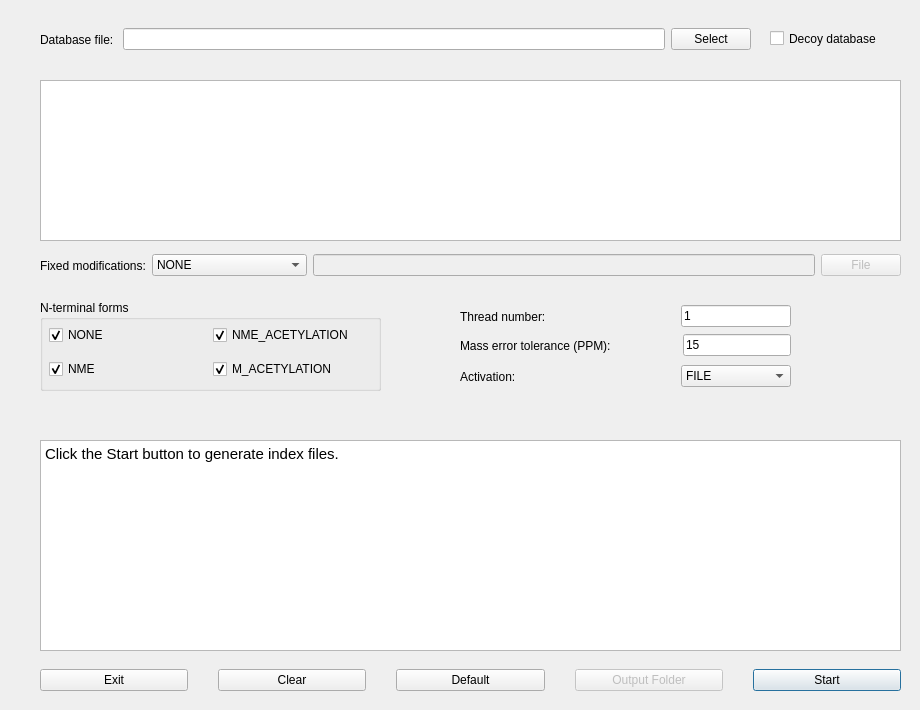
Above: src/gui/topindex/topindexdialog.ui from toppic-suite/toppic-suite before the change. Below: the same form after it.
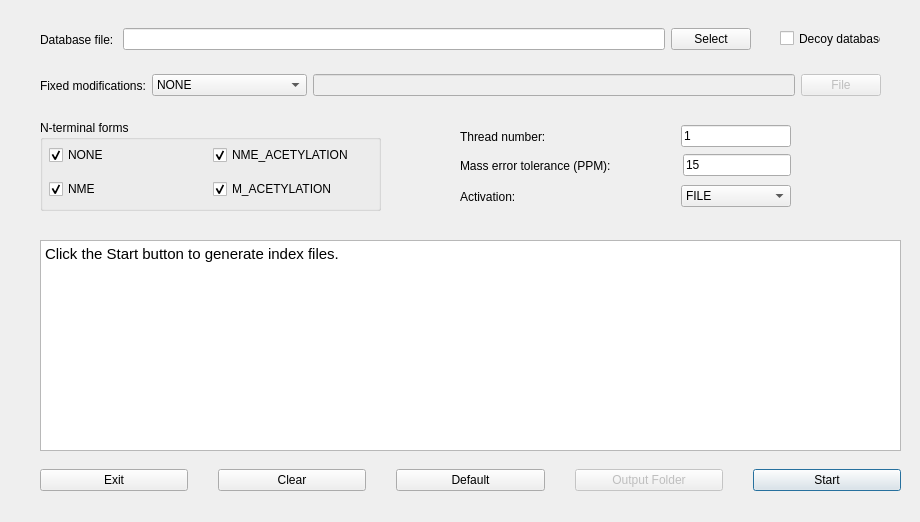
That is the form after the change. Icons and pictures are not drawn.

Commit message: fixed index file name & removed ptr from serial/deserial

What changed in the file:
```diff
--- a/src/gui/topindex/topindexdialog.ui
+++ b/src/gui/topindex/topindexdialog.ui
@@ -7,7 +7,7 @@
     <x>0</x>
     <y>0</y>
     <width>920</width>
-    <height>710</height>
+    <height>522</height>
    </rect>
   </property>
   <property name="sizePolicy">
@@ -19,7 +19,7 @@
   <property name="minimumSize">
    <size>
     <width>920</width>
-    <height>710</height>
+    <height>510</height>
    </size>
   </property>
   <property name="maximumSize">
@@ -40,7 +40,7 @@
     <property name="geometry">
      <rect>
       <x>40</x>
-      <y>660</y>
+      <y>460</y>
       <width>861</width>
       <height>41</height>
      </rect>
@@ -111,7 +111,7 @@
     <property name="geometry">
      <rect>
       <x>40</x>
-      <y>440</y>
+      <y>240</y>
       <width>861</width>
       <height>211</height>
      </rect>
@@ -124,16 +124,6 @@
 &lt;p style=&quot; margin-top:0px; margin-bottom:0px; margin-left:0px; margin-right:0px; -qt-block-indent:0; text-indent:0px;&quot;&gt;&lt;span style=&quot; font-family:'Cantarell'; font-size:11pt;&quot;&gt;Click the Start button to generate index files.&lt;/span&gt;&lt;/p&gt;&lt;/body&gt;&lt;/html&gt;</string>
     </property>
    </widget>
-   <widget class="QListWidget" name="listWidget">
-    <property name="geometry">
-     <rect>
-      <x>40</x>
-      <y>80</y>
-      <width>861</width>
-      <height>161</height>
-     </rect>
-    </property>
-   </widget>
    <widget class="QWidget" name="horizontalLayoutWidget_2">
     <property name="geometry">
      <rect>
@@ -186,8 +176,8 @@
     <property name="geometry">
      <rect>
       <x>40</x>
-      <y>250</y>
-      <width>861</width>
+      <y>70</y>
+      <width>841</width>
       <height>31</height>
      </rect>
     </property>
@@ -265,9 +255,9 @@
    <widget class="QCheckBox" name="decoyCheckBox">
     <property name="geometry">
      <rect>
-      <x>770</x>
+      <x>780</x>
       <y>30</y>
-      <width>119</width>
+      <width>101</width>
       <height>17</height>
      </rect>
     </property>
@@ -279,7 +269,7 @@
     <property name="geometry">
      <rect>
       <x>460</x>
-      <y>300</y>
+      <y>120</y>
       <width>331</width>
       <height>33</height>
      </rect>
@@ -314,7 +304,7 @@
     <property name="geometry">
      <rect>
       <x>460</x>
-      <y>330</y>
+      <y>150</y>
       <width>331</width>
       <height>31</height>
      </rect>
@@ -349,7 +339,7 @@
     <property name="geometry">
      <rect>
       <x>460</x>
-      <y>360</y>
+      <y>180</y>
       <width>331</width>
       <height>33</height>
      </rect>
@@ -406,7 +396,7 @@
     <property name="geometry">
      <rect>
       <x>40</x>
-      <y>300</y>
+      <y>120</y>
       <width>341</width>
       <height>91</height>
      </rect>
```
Left out of the diff: 14 changed lines with no effect on the pictures. The commit also changes 2 other files.
